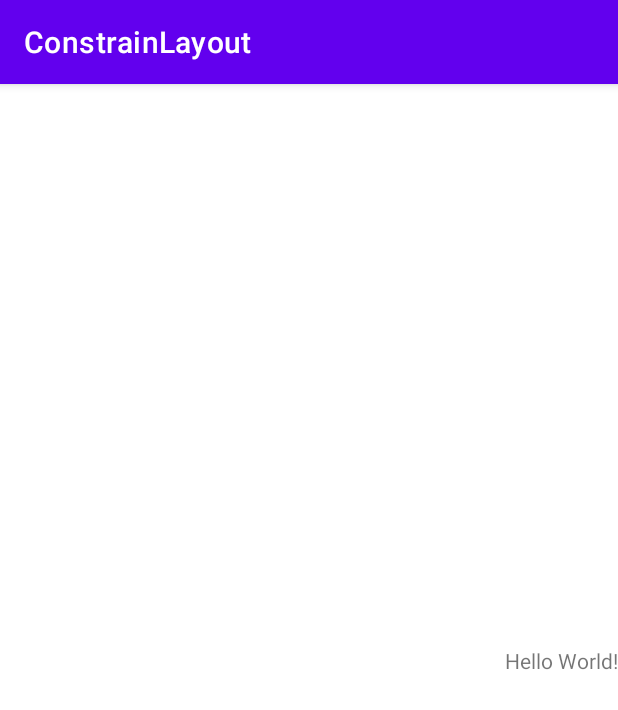
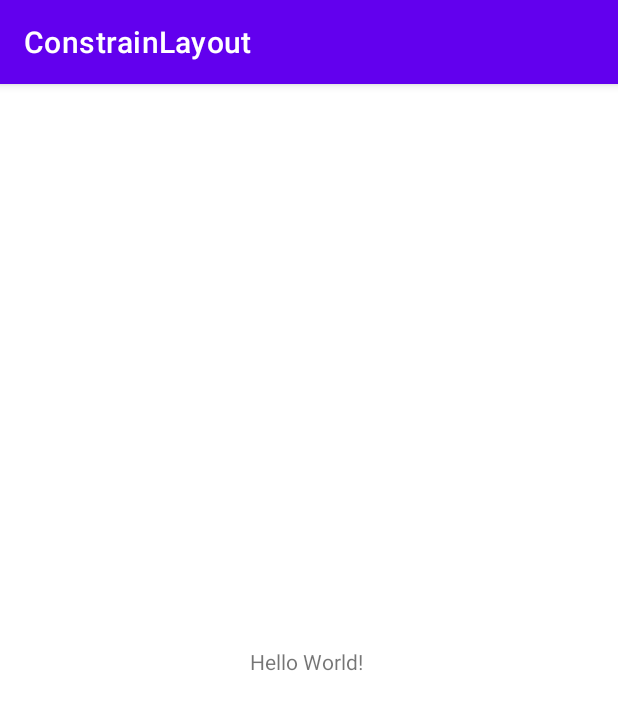
Before and after one commit to jalvarezbretana/ConstrainLayout, an Android app: the screen it shows after launch (MainActivity), on a phone screen of 412 x 824 dp. Shown: the top 710 px of the screen. Run offline under Robolectric (Android 15) with nearby library versions, the phone set to English and light mode, and no system bars.

Commit message:
Añadida una restricción

```diff
--- a/app/src/main/res/layout/activity_main.xml
+++ b/app/src/main/res/layout/activity_main.xml
@@ -7,11 +7,12 @@
     tools:context=".MainActivity">
 
     <TextView
-        android:layout_width="wrap_content"
-        android:layout_height="wrap_content"
+        android:layout_width="79dp"
+        android:layout_height="17dp"
         android:text="Hello World!"
         app:layout_constraintBottom_toBottomOf="parent"
-        app:layout_constraintRight_toRightOf="parent"
+        app:layout_constraintEnd_toEndOf="parent"
+        app:layout_constraintStart_toStartOf="parent"
         app:layout_constraintTop_toTopOf="parent" />
 
 </androidx.constraintlayout.widget.ConstraintLayout>
```
